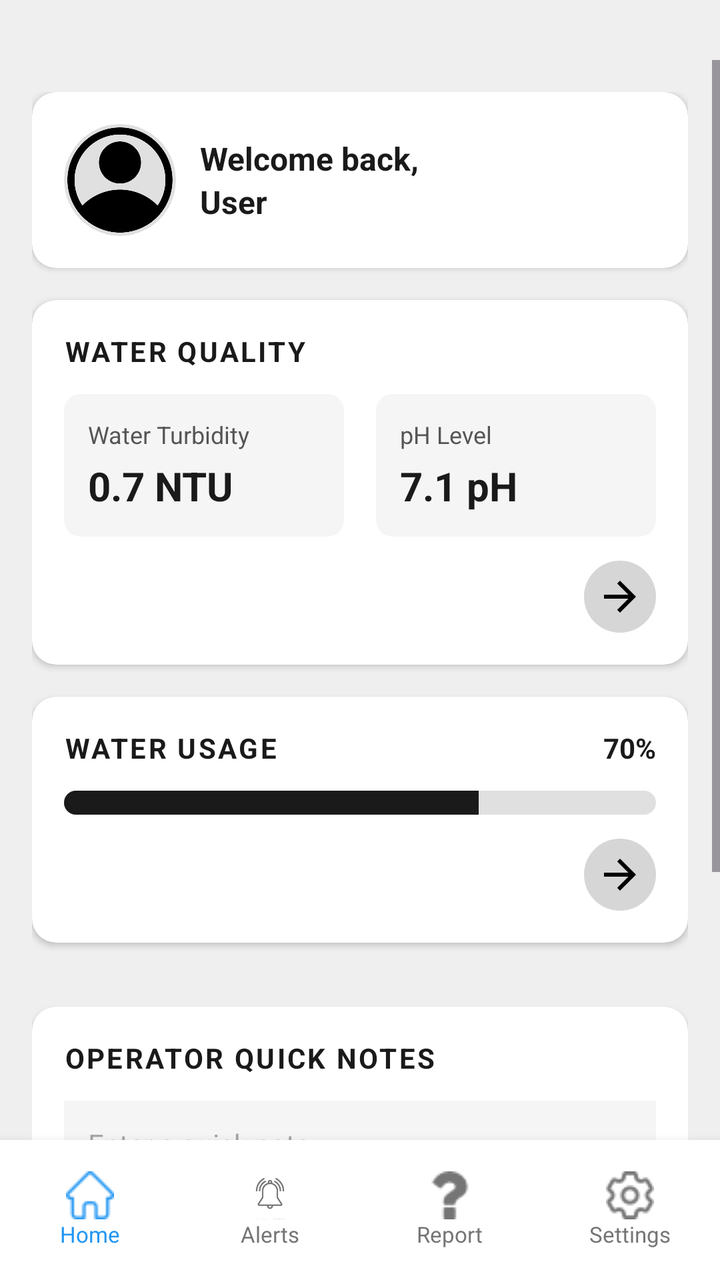
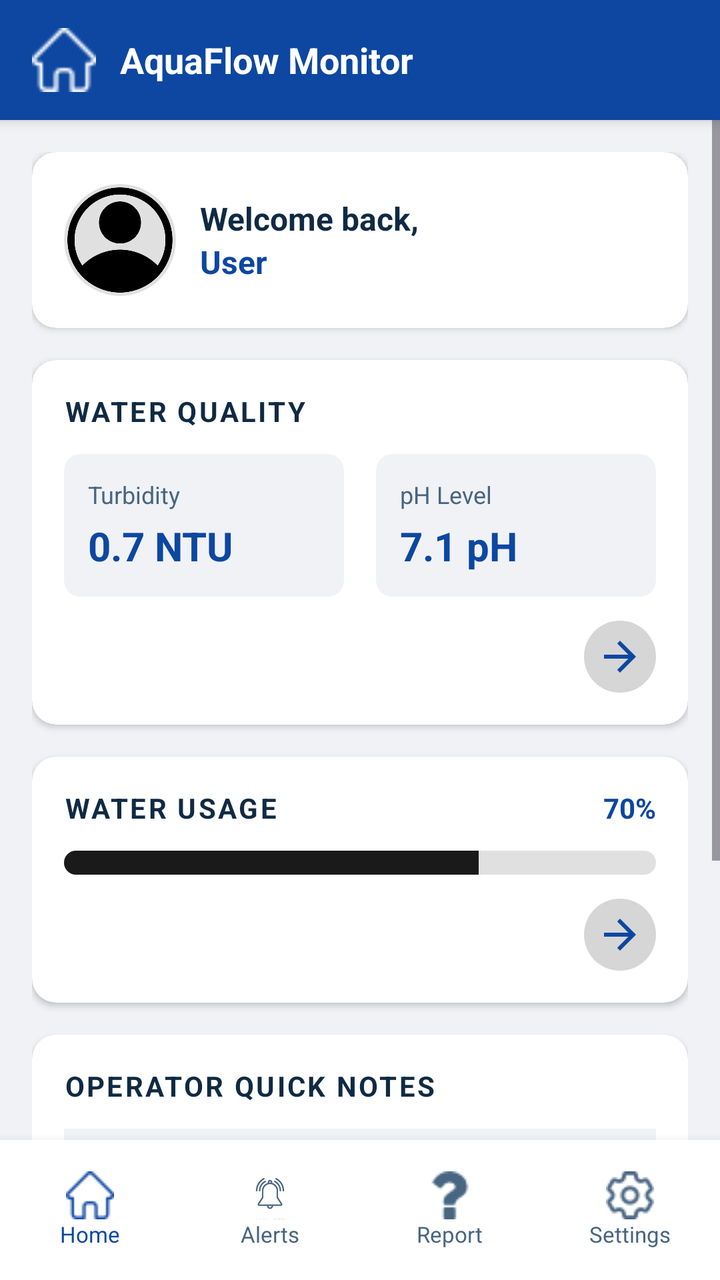

Compare the two renders of this Android layout. The source of the first and the diff that turns it into the second are given below.
<!-- AndroidManifest.xml: application theme Theme.WaterFilter -->
<!-- res/layout/activity_home.xml -->
<?xml version="1.0" encoding="utf-8"?>
<RelativeLayout
    xmlns:android="http://schemas.android.com/apk/res/android"
    xmlns:app="http://schemas.android.com/apk/res-auto"
    android:layout_width="match_parent"
    android:layout_height="match_parent"
    android:paddingTop="30dp"
    android:background="#EFEFEF">

    
    <LinearLayout
        android:id="@+id/bottomnavbar"
        android:layout_width="match_parent"
        android:layout_height="70dp"
        android:orientation="horizontal"
        android:layout_alignParentBottom="true"
        android:background="#FFFFFF"
        android:elevation="8dp"
        android:gravity="center"
        android:weightSum="4">

        <LinearLayout
            android:id="@+id/llHome"
            android:layout_width="0dp"
            android:layout_height="match_parent"
            android:layout_weight="1"
            android:orientation="vertical"
            android:gravity="center"
            android:clickable="true">

            <ImageView
                android:layout_width="24dp"
                android:layout_height="24dp"
                android:src="@drawable/home"
                android:tint="#2196F3" />

            <TextView
                android:layout_width="wrap_content"
                android:layout_height="wrap_content"
                android:text="Home"
                android:textSize="11sp"
                android:textColor="#2196F3" />
        </LinearLayout>

        <LinearLayout
            android:id="@+id/llAlerts"
            android:layout_width="0dp"
            android:layout_height="match_parent"
            android:layout_weight="1"
            android:orientation="vertical"
            android:gravity="center"
            android:clickable="true">

            <ImageView
                android:layout_width="24dp"
                android:layout_height="24dp"
                android:src="@drawable/alert"
                android:tint="#757575" />

            <TextView
                android:layout_width="wrap_content"
                android:layout_height="wrap_content"
                android:text="Alerts"
                android:textSize="11sp"
                android:textColor="#757575" />
        </LinearLayout>

        <LinearLayout
            android:id="@+id/llReport"
            android:layout_width="0dp"
            android:layout_height="match_parent"
            android:layout_weight="1"
            android:orientation="vertical"
            android:gravity="center"
            android:clickable="true">

            <ImageView
                android:layout_width="24dp"
                android:layout_height="24dp"
                android:src="@drawable/questionsign"
                android:tint="#757575" />

            <TextView
                android:layout_width="wrap_content"
                android:layout_height="wrap_content"
                android:text="Report"
                android:textSize="11sp"
                android:textColor="#757575" />
        </LinearLayout>

        <LinearLayout
            android:id="@+id/llSettings"
            android:layout_width="0dp"
            android:layout_height="match_parent"
            android:layout_weight="1"
            android:orientation="vertical"
            android:gravity="center"
            android:clickable="true">

            <ImageView
                android:layout_width="24dp"
                android:layout_height="24dp"
                android:src="@drawable/setting"
                android:tint="#757575" />

            <TextView
                android:layout_width="wrap_content"
                android:layout_height="wrap_content"
                android:text="Settings"
                android:textSize="11sp"
                android:textColor="#757575" />
        </LinearLayout>
    </LinearLayout>

    
    <ScrollView
        android:layout_width="match_parent"
        android:layout_height="match_parent"
        android:layout_above="@id/bottomnavbar"
        android:fillViewport="true">

        <LinearLayout
            android:layout_width="match_parent"
            android:layout_height="wrap_content"
            android:orientation="vertical"
            android:padding="16dp">

            
            <androidx.cardview.widget.CardView
                android:layout_width="match_parent"
                android:layout_height="wrap_content"
                android:layout_marginBottom="16dp"
                app:cardCornerRadius="12dp"
                app:cardElevation="2dp"
                app:cardBackgroundColor="#FFFFFF">

                <LinearLayout
                    android:layout_width="match_parent"
                    android:layout_height="wrap_content"
                    android:orientation="horizontal"
                    android:padding="16dp"
                    android:gravity="center_vertical">

                    <ImageView
                        android:id="@+id/imgUserPfp"
                        android:layout_width="56dp"
                        android:layout_height="56dp"
                        android:src="@drawable/userpfp"
                        android:scaleType="centerCrop"
                        android:background="@drawable/circle_bg"
                        android:clipToOutline="true" />

                    <LinearLayout
                        android:layout_width="0dp"
                        android:layout_height="wrap_content"
                        android:layout_weight="1"
                        android:orientation="vertical"
                        android:layout_marginStart="12dp">

                        <TextView
                            android:layout_width="wrap_content"
                            android:layout_height="wrap_content"
                            android:text="Welcome back,"
                            android:textSize="16sp"
                            android:textStyle="bold"
                            android:textColor="#1A1A1A" />

                        <TextView
                            android:id="@+id/UserName"
                            android:layout_width="wrap_content"
                            android:layout_height="wrap_content"
                            android:text="User"
                            android:textSize="16sp"
                            android:textStyle="bold"
                            android:textColor="#1A1A1A" />
                    </LinearLayout>
                </LinearLayout>
            </androidx.cardview.widget.CardView>

            
            <androidx.cardview.widget.CardView
                android:layout_width="match_parent"
                android:layout_height="wrap_content"
                android:layout_marginBottom="16dp"
                app:cardCornerRadius="12dp"
                app:cardElevation="2dp"
                app:cardBackgroundColor="#FFFFFF">

                <LinearLayout
                    android:layout_width="match_parent"
                    android:layout_height="wrap_content"
                    android:orientation="vertical"
                    android:padding="16dp">

                    <TextView
                        android:layout_width="wrap_content"
                        android:layout_height="wrap_content"
                        android:text="WATER QUALITY"
                        android:textSize="14sp"
                        android:textStyle="bold"
                        android:textColor="#1A1A1A"
                        android:letterSpacing="0.08"
                        android:layout_marginBottom="12dp" />

                    <LinearLayout
                        android:layout_width="match_parent"
                        android:layout_height="wrap_content"
                        android:orientation="horizontal"
                        android:weightSum="2"
                        android:layout_marginBottom="12dp">

                        <androidx.cardview.widget.CardView
                            android:layout_width="0dp"
                            android:layout_height="wrap_content"
                            android:layout_weight="1"
                            android:layout_marginEnd="8dp"
                            app:cardCornerRadius="8dp"
                            app:cardElevation="0dp"
                            app:cardBackgroundColor="#F5F5F5">

                            <LinearLayout
                                android:layout_width="match_parent"
                                android:layout_height="wrap_content"
                                android:orientation="vertical"
                                android:padding="12dp">

                                <TextView
                                    android:layout_width="wrap_content"
                                    android:layout_height="wrap_content"
                                    android:text="Water Turbidity"
                                    android:textSize="12sp"
                                    android:textColor="#555555"
                                    android:layout_marginBottom="4dp" />

                                <TextView
                                    android:id="@+id/tvTurbidity"
                                    android:layout_width="wrap_content"
                                    android:layout_height="wrap_content"
                                    android:text="0.7 NTU"
                                    android:textSize="20sp"
                                    android:textStyle="bold"
                                    android:textColor="#1A1A1A" />
                            </LinearLayout>
                        </androidx.cardview.widget.CardView>

                        <androidx.cardview.widget.CardView
                            android:layout_width="0dp"
                            android:layout_height="wrap_content"
                            android:layout_weight="1"
                            android:layout_marginStart="8dp"
                            app:cardCornerRadius="8dp"
                            app:cardElevation="0dp"
                            app:cardBackgroundColor="#F5F5F5">

                            <LinearLayout
                                android:layout_width="match_parent"
                                android:layout_height="wrap_content"
                                android:orientation="vertical"
                                android:padding="12dp">

                                <TextView
                                    android:layout_width="wrap_content"
                                    android:layout_height="wrap_content"
                                    android:text="pH Level"
                                    android:textSize="12sp"
                                    android:textColor="#555555"
                                    android:layout_marginBottom="4dp" />

                                <TextView
                                    android:id="@+id/tvPH"
                                    android:layout_width="wrap_content"
                                    android:layout_height="wrap_content"
                                    android:text="7.1 pH"
                                    android:textSize="20sp"
                                    android:textStyle="bold"
                                    android:textColor="#1A1A1A" />
                            </LinearLayout>
                        </androidx.cardview.widget.CardView>
                    </LinearLayout>

                    <LinearLayout
                        android:layout_width="match_parent"
                        android:layout_height="wrap_content"
                        android:gravity="end">

                        <ImageButton
                            android:id="@+id/btnWaterQualityMore"
                            android:layout_width="36dp"
                            android:layout_height="36dp"
                            android:src="@drawable/ic_arrow_forward"
                            android:background="@drawable/circle_bg_gray"
                            android:padding="8dp"
                            android:contentDescription="View water quality details" />
                    </LinearLayout>
                </LinearLayout>
            </androidx.cardview.widget.CardView>

            
            <androidx.cardview.widget.CardView
                android:layout_width="match_parent"
                android:layout_height="wrap_content"
                android:layout_marginBottom="16dp"
                app:cardCornerRadius="12dp"
                app:cardElevation="2dp"
                app:cardBackgroundColor="#FFFFFF">

                <LinearLayout
                    android:layout_width="match_parent"
                    android:layout_height="wrap_content"
                    android:orientation="vertical"
                    android:padding="16dp">

                    <LinearLayout
                        android:layout_width="match_parent"
                        android:layout_height="wrap_content"
                        android:orientation="horizontal"
                        android:gravity="center_vertical"
                        android:layout_marginBottom="12dp">

                        <TextView
                            android:layout_width="0dp"
                            android:layout_height="wrap_content"
                            android:layout_weight="1"
                            android:text="WATER USAGE"
                            android:textSize="14sp"
                            android:textStyle="bold"
                            android:textColor="#1A1A1A"
                            android:letterSpacing="0.08" />

                        <TextView
                            android:id="@+id/tvUsagePercent"
                            android:layout_width="wrap_content"
                            android:layout_height="wrap_content"
                            android:text="70%"
                            android:textSize="14sp"
                            android:textStyle="bold"
                            android:textColor="#1A1A1A" />
                    </LinearLayout>

                    <ProgressBar
                        android:id="@+id/progressWaterUsage"
                        style="?android:attr/progressBarStyleHorizontal"
                        android:layout_width="match_parent"
                        android:layout_height="12dp"
                        android:progress="70"
                        android:max="100"
                        android:progressDrawable="@drawable/progress_bar_custom"
                        android:layout_marginBottom="12dp" />

                    <LinearLayout
                        android:layout_width="match_parent"
                        android:layout_height="wrap_content"
                        android:gravity="end">

                        <ImageButton
                            android:id="@+id/btnWaterUsageMore"
                            android:layout_width="36dp"
                            android:layout_height="36dp"
                            android:src="@drawable/ic_arrow_forward"
                            android:background="@drawable/circle_bg_gray"
                            android:padding="8dp"
                            android:contentDescription="View water usage details" />
                    </LinearLayout>
                </LinearLayout>
            </androidx.cardview.widget.CardView>

            
            <androidx.cardview.widget.CardView
                android:layout_width="match_parent"
                android:layout_height="wrap_content"
                android:layout_marginTop="16dp"
                android:layout_marginBottom="16dp"
                app:cardCornerRadius="12dp"
                app:cardElevation="2dp"
                app:cardBackgroundColor="#FFFFFF">

                <LinearLayout
                    android:layout_width="match_parent"
                    android:layout_height="wrap_content"
                    android:orientation="vertical"
                    android:padding="16dp">

                    <TextView
                        android:layout_width="wrap_content"
                        android:layout_height="wrap_content"
                        android:text="OPERATOR QUICK NOTES"
                        android:textSize="14sp"
                        android:textStyle="bold"
                        android:textColor="#1A1A1A"
                        android:letterSpacing="0.08"
                        android:layout_marginBottom="12dp" />

                    <EditText
                        android:id="@+id/etQuickNote"
                        android:layout_width="match_parent"
                        android:layout_height="wrap_content"
                        android:hint="Enter a quick note..."
                        android:textSize="14sp"
                        android:padding="12dp"
                        android:background="#F5F5F5"
                        android:layout_marginBottom="8dp"/>

                    <Button
                        android:id="@+id/btnAddNote"
                        android:layout_width="match_parent"
                        android:layout_height="wrap_content"
                        android:text="Save Note"
                        android:backgroundTint="#1A1A1A"
                        android:textColor="#FFFFFF"/>

                    <androidx.recyclerview.widget.RecyclerView
                        android:id="@+id/rvQuickNotes"
                        android:layout_width="match_parent"
                        android:layout_height="wrap_content"
                        android:layout_marginTop="12dp"
                        android:nestedScrollingEnabled="false" />
                </LinearLayout>
            </androidx.cardview.widget.CardView>

            <TextView
                android:layout_width="wrap_content"
                android:layout_height="wrap_content"
                android:layout_gravity="center"
                android:layout_marginTop="20dp"
                android:textStyle="bold"
                android:id="@+id/firstTime"
                android:text="@string/first_underline" />

        </LinearLayout>
    </ScrollView>
</RelativeLayout>
<!-- resources referenced by this layout -->
<resources>
  <!-- drawable alert: png bitmap (drawable, 35944 bytes) -->
  <!-- drawable circle_bg (drawable) -->
  <?xml version="1.0" encoding="utf-8"?>
  <shape xmlns:android="http://schemas.android.com/apk/res/android"
      android:shape="oval">
      <solid android:color="#E0E0E0" />
  </shape>
  <!-- drawable circle_bg_gray (drawable) -->
  <?xml version="1.0" encoding="utf-8"?>
  <shape xmlns:android="http://schemas.android.com/apk/res/android"
      android:shape="oval">
      <solid android:color="#D6D6D6" />
  </shape>
  <!-- drawable home: png bitmap (drawable, 465 bytes) -->
  <!-- drawable ic_arrow_forward (drawable) -->
  <vector xmlns:android="http://schemas.android.com/apk/res/android" android:autoMirrored="true" android:height="24dp" android:tint="#000000" android:viewportHeight="24" android:viewportWidth="24" android:width="24dp">
        
      <path android:fillColor="@android:color/white" android:pathData="M12,4l-1.41,1.41L16.17,11H4v2h12.17l-5.58,5.59L12,20l8,-8z"/>
      
  </vector>
  <!-- drawable progress_bar_custom (drawable) -->
  <?xml version="1.0" encoding="utf-8"?>
  <layer-list xmlns:android="http://schemas.android.com/apk/res/android">
  
      
      <item android:id="@android:id/background">
          <shape android:shape="rectangle">
              <corners android:radius="6dp" />
              <solid android:color="#E0E0E0" />
          </shape>
      </item>
  
      
      <item android:id="@android:id/progress">
          <clip>
              <shape android:shape="rectangle">
                  <corners android:radius="6dp" />
                  <solid android:color="#1A1A1A" />
              </shape>
          </clip>
      </item>
  
  </layer-list>
  <!-- drawable questionsign: png bitmap (drawable, 484 bytes) -->
  <!-- drawable setting: png bitmap (drawable, 625 bytes) -->
  <!-- drawable userpfp: png bitmap (drawable, 16459 bytes) -->
  <string name="first_underline"><u>First Time Here? Check out what we do!</u></string>
  <style name="Theme.WaterFilter" parent="Base.Theme.WaterFilter" />
  <style name="Base.Theme.WaterFilter" parent="Theme.Material3.DayNight.NoActionBar">
          
      </style>
</resources>

<!-- the commit's change to res/layout/activity_home.xml (unified diff, before → after) -->
@@ -4,8 +4,35 @@
     xmlns:app="http://schemas.android.com/apk/res-auto"
     android:layout_width="match_parent"
     android:layout_height="match_parent"
-    android:paddingTop="30dp"
-    android:background="#EFEFEF">
+    android:background="@color/bg_app">
+
+    
+    <LinearLayout
+        android:id="@+id/topBranding"
+        android:layout_width="match_parent"
+        android:layout_height="60dp"
+        android:background="@color/primary"
+        android:orientation="horizontal"
+        android:gravity="center_vertical"
+        android:paddingStart="16dp"
+        android:paddingEnd="16dp"
+        android:elevation="4dp">
+
+        <ImageView
+            android:layout_width="32dp"
+            android:layout_height="32dp"
+            android:src="@drawable/home"
+            app:tint="@color/white" />
+
+        <TextView
+            android:layout_width="wrap_content"
+            android:layout_height="wrap_content"
+            android:text="AquaFlow Monitor"
+            android:textColor="@color/white"
+            android:textSize="18sp"
+            android:textStyle="bold"
+            android:layout_marginStart="12dp" />
+    </LinearLayout>
 
     
     <LinearLayout
@@ -14,7 +41,7 @@
         android:layout_height="70dp"
         android:orientation="horizontal"
         android:layout_alignParentBottom="true"
-        android:background="#FFFFFF"
+        android:background="@color/white"
         android:elevation="8dp"
         android:gravity="center"
         android:weightSum="4">
@@ -32,14 +59,14 @@
                 android:layout_width="24dp"
                 android:layout_height="24dp"
                 android:src="@drawable/home"
-                android:tint="#2196F3" />
+                app:tint="@color/primary" />
 
             <TextView
                 android:layout_width="wrap_content"
                 android:layout_height="wrap_content"
                 android:text="Home"
                 android:textSize="11sp"
-                android:textColor="#2196F3" />
+                android:textColor="@color/primary" />
         </LinearLayout>
 
         <LinearLayout
@@ -55,14 +82,14 @@
                 android:layout_width="24dp"
                 android:layout_height="24dp"
                 android:src="@drawable/alert"
-                android:tint="#757575" />
+                app:tint="@color/text_secondary" />
 
             <TextView
                 android:layout_width="wrap_content"
                 android:layout_height="wrap_content"
                 android:text="Alerts"
                 android:textSize="11sp"
-                android:textColor="#757575" />
+                android:textColor="@color/text_secondary" />
         </LinearLayout>
 
         <LinearLayout
@@ -78,14 +105,14 @@
                 android:layout_width="24dp"
                 android:layout_height="24dp"
                 android:src="@drawable/questionsign"
-                android:tint="#757575" />
+                app:tint="@color/text_secondary" />
 
             <TextView
                 android:layout_width="wrap_content"
                 android:layout_height="wrap_content"
                 android:text="Report"
                 android:textSize="11sp"
-                android:textColor="#757575" />
+                android:textColor="@color/text_secondary" />
         </LinearLayout>
 
         <LinearLayout
@@ -101,14 +128,14 @@
                 android:layout_width="24dp"
                 android:layout_height="24dp"
                 android:src="@drawable/setting"
-                android:tint="#757575" />
+                app:tint="@color/text_secondary" />
 
             <TextView
                 android:layout_width="wrap_content"
                 android:layout_height="wrap_content"
                 android:text="Settings"
                 android:textSize="11sp"
-                android:textColor="#757575" />
+                android:textColor="@color/text_secondary" />
         </LinearLayout>
     </LinearLayout>
 
@@ -116,6 +143,7 @@
     <ScrollView
         android:layout_width="match_parent"
         android:layout_height="match_parent"
+        android:layout_below="@id/topBranding"
         android:layout_above="@id/bottomnavbar"
         android:fillViewport="true">
 
@@ -132,7 +160,7 @@
                 android:layout_marginBottom="16dp"
                 app:cardCornerRadius="12dp"
                 app:cardElevation="2dp"
-                app:cardBackgroundColor="#FFFFFF">
+                app:cardBackgroundColor="@color/white">
 
                 <LinearLayout
                     android:layout_width="match_parent"
@@ -163,7 +191,7 @@
                             android:text="Welcome back,"
                             android:textSize="16sp"
                             android:textStyle="bold"
-                            android:textColor="#1A1A1A" />
+                            android:textColor="@color/text_primary" />
 
                         <TextView
                             android:id="@+id/UserName"
@@ -172,7 +200,7 @@
                             android:text="User"
                             android:textSize="16sp"
                             android:textStyle="bold"
-                            android:textColor="#1A1A1A" />
+                            android:textColor="@color/primary" />
                     </LinearLayout>
                 </LinearLayout>
             </androidx.cardview.widget.CardView>
@@ -184,7 +212,7 @@
                 android:layout_marginBottom="16dp"
                 app:cardCornerRadius="12dp"
                 app:cardElevation="2dp"
-                app:cardBackgroundColor="#FFFFFF">
+                app:cardBackgroundColor="@color/white">
 
                 <LinearLayout
                     android:layout_width="match_parent"
@@ -198,7 +226,7 @@
                         android:text="WATER QUALITY"
                         android:textSize="14sp"
                         android:textStyle="bold"
-                        android:textColor="#1A1A1A"
+                        android:textColor="@color/text_primary"
                         android:letterSpacing="0.08"
                         android:layout_marginBottom="12dp" />
 
@@ -216,7 +244,7 @@
                             android:layout_marginEnd="8dp"
                             app:cardCornerRadius="8dp"
                             app:cardElevation="0dp"
-                            app:cardBackgroundColor="#F5F5F5">
+                            app:cardBackgroundColor="@color/bg_app">
 
                             <LinearLayout
                                 android:layout_width="match_parent"
@@ -227,9 +255,9 @@
                                 <TextView
                                     android:layout_width="wrap_content"
                                     android:layout_height="wrap_content"
-                                    android:text="Water Turbidity"
+                                    android:text="Turbidity"
                                     android:textSize="12sp"
-                                    android:textColor="#555555"
+                                    android:textColor="@color/text_secondary"
                                     android:layout_marginBottom="4dp" />
 
                                 <TextView
@@ -239,7 +267,7 @@
                                     android:text="0.7 NTU"
                                     android:textSize="20sp"
                                     android:textStyle="bold"
-                                    android:textColor="#1A1A1A" />
+                                    android:textColor="@color/primary" />
                             </LinearLayout>
                         </androidx.cardview.widget.CardView>
 
@@ -250,7 +278,7 @@
                             android:layout_marginStart="8dp"
                             app:cardCornerRadius="8dp"
                             app:cardElevation="0dp"
-                            app:cardBackgroundColor="#F5F5F5">
+                            app:cardBackgroundColor="@color/bg_app">
 
                             <LinearLayout
                                 android:layout_width="match_parent"
@@ -263,7 +291,7 @@
                                     android:layout_height="wrap_content"
                                     android:text="pH Level"
                                     android:textSize="12sp"
-                                    android:textColor="#555555"
+                                    android:textColor="@color/text_secondary"
                                     android:layout_marginBottom="4dp" />
 
                                 <TextView
@@ -273,7 +301,7 @@
                                     android:text="7.1 pH"
                                     android:textSize="20sp"
                                     android:textStyle="bold"
-                                    android:textColor="#1A1A1A" />
+                                    android:textColor="@color/primary" />
                             </LinearLayout>
                         </androidx.cardview.widget.CardView>
                     </LinearLayout>
@@ -289,8 +317,9 @@
                             android:layout_height="36dp"
                             android:src="@drawable/ic_arrow_forward"
                             android:background="@drawable/circle_bg_gray"
+                            app:tint="@color/primary"
                             android:padding="8dp"
-                            android:contentDescription="View water quality details" />
+                            android:contentDescription="View details" />
                     </LinearLayout>
                 </LinearLayout>
             </androidx.cardview.widget.CardView>
@@ -302,7 +331,7 @@
                 android:layout_marginBottom="16dp"
                 app:cardCornerRadius="12dp"
                 app:cardElevation="2dp"
-                app:cardBackgroundColor="#FFFFFF">
+                app:cardBackgroundColor="@color/white">
 
                 <LinearLayout
                     android:layout_width="match_parent"
@@ -324,7 +353,7 @@
                             android:text="WATER USAGE"
                             android:textSize="14sp"
                             android:textStyle="bold"
-                            android:textColor="#1A1A1A"
+                            android:textColor="@color/text_primary"
                             android:letterSpacing="0.08" />
 
                         <TextView
@@ -334,7 +363,7 @@
                             android:text="70%"
                             android:textSize="14sp"
                             android:textStyle="bold"
-                            android:textColor="#1A1A1A" />
+                            android:textColor="@color/primary" />
                     </LinearLayout>
 
                     <ProgressBar
@@ -358,8 +387,9 @@
                             android:layout_height="36dp"
                             android:src="@drawable/ic_arrow_forward"
                             android:background="@drawable/circle_bg_gray"
+                            app:tint="@color/primary"
                             android:padding="8dp"
-                            android:contentDescription="View water usage details" />
+                            android:contentDescription="View details" />
                     </LinearLayout>
                 </LinearLayout>
             </androidx.cardview.widget.CardView>
@@ -368,11 +398,10 @@
             <androidx.cardview.widget.CardView
                 android:layout_width="match_parent"
                 android:layout_height="wrap_content"
-                android:layout_marginTop="16dp"
                 android:layout_marginBottom="16dp"
                 app:cardCornerRadius="12dp"
                 app:cardElevation="2dp"
-                app:cardBackgroundColor="#FFFFFF">
+                app:cardBackgroundColor="@color/white">
 
                 <LinearLayout
                     android:layout_width="match_parent"
@@ -386,7 +415,7 @@
                         android:text="OPERATOR QUICK NOTES"
                         android:textSize="14sp"
                         android:textStyle="bold"
-                        android:textColor="#1A1A1A"
+                        android:textColor="@color/text_primary"
                         android:letterSpacing="0.08"
                         android:layout_marginBottom="12dp" />
 
@@ -397,7 +426,7 @@
                         android:hint="Enter a quick note..."
                         android:textSize="14sp"
                         android:padding="12dp"
-                        android:background="#F5F5F5"
+                        android:background="@color/bg_app"
                         android:layout_marginBottom="8dp"/>
 
                     <Button
@@ -405,8 +434,8 @@
                         android:layout_width="match_parent"
                         android:layout_height="wrap_content"
                         android:text="Save Note"
-                        android:backgroundTint="#1A1A1A"
-                        android:textColor="#FFFFFF"/>
+                        app:backgroundTint="@color/primary"
+                        android:textColor="@color/white"/>
 
                     <androidx.recyclerview.widget.RecyclerView
                         android:id="@+id/rvQuickNotes"
@@ -424,6 +453,7 @@
                 android:layout_marginTop="20dp"
                 android:textStyle="bold"
                 android:id="@+id/firstTime"
+                android:textColor="@color/primary"
                 android:text="@string/first_underline" />
 
         </LinearLayout>
<!-- resource entries referenced after the edit -->
@@ -1,5 +1,10 @@
 <!-- resources referenced by this layout -->
 <resources>
+  <color name="bg_app">#F0F2F5</color>
+  <color name="primary">#0D47A1</color>
+  <color name="text_primary">#102A43</color>
+  <color name="text_secondary">#486581</color>
+  <color name="white">#FFFFFF</color>
   <!-- drawable alert: png bitmap (drawable, 35944 bytes) -->
   <!-- drawable circle_bg (drawable) -->
   <?xml version="1.0" encoding="utf-8"?>
